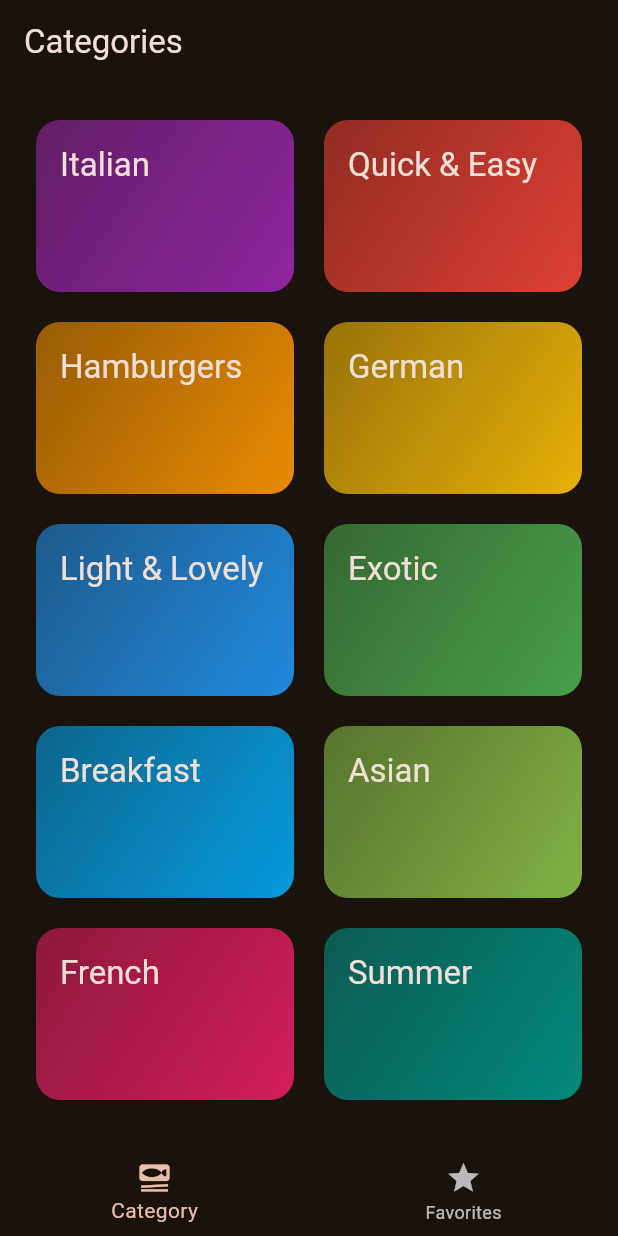
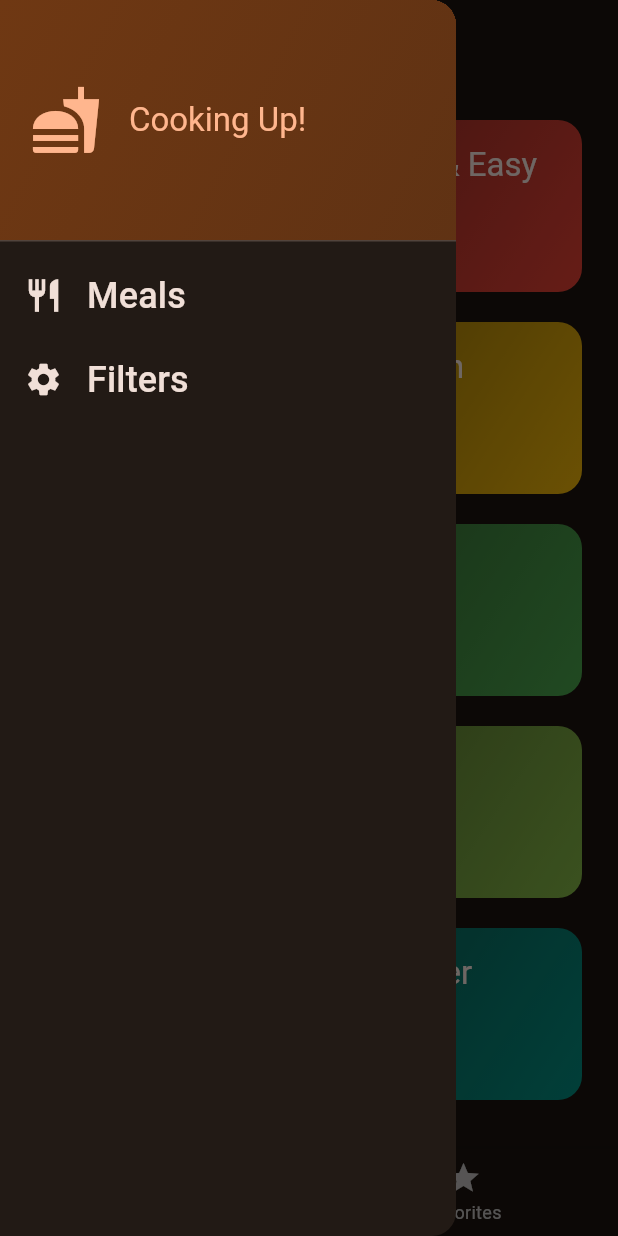
Before and after one commit to PhuwarinIsDeployer/Meals-Application, a Flutter app: the screen it shows after launch, with the side drawer open (before the commit the screen has no drawer), on a phone screen of 412 x 824 dp. Run offline on Flutter 3.47's test engine with Material 3 defaults, Android fonts, the phone set to English and light mode, and no system bars; our stand-ins replace transparent_image.

Commit message:
Update drawer

```diff
--- a/lib/main.dart
+++ b/lib/main.dart
@@ -1,5 +1,4 @@
 import 'package:flutter/material.dart';
-import 'package:flutter_meals_application/screens/categories.dart';
 import 'package:flutter_meals_application/screens/tabs.dart';
 
 final theme = ThemeData(
--- /dev/null
+++ b/lib/widgets/main_drawer.dart
@@ -0,0 +1,76 @@
+import 'package:flutter/material.dart';
+
+class MainDrawer extends StatelessWidget {
+  const MainDrawer({super.key, required this.onSelectScreen});
+
+  final void Function(String identifier) onSelectScreen;
+
+  @override
+  Widget build(BuildContext context) {
+    return Drawer(
+      child: Column(
+        children: [
+          DrawerHeader(
+            padding: const EdgeInsets.all(20),
+            decoration: BoxDecoration(
+              gradient: LinearGradient(colors: [
+                Theme.of(context).colorScheme.primaryContainer,
+                Theme.of(context).colorScheme.primaryContainer.withOpacity(0.8),
+              ], begin: Alignment.topLeft, end: Alignment.bottomRight),
+            ),
+            child: Row(
+              children: [
+                Icon(
+                  Icons.fastfood,
+                  size: 48,
+                  color: Theme.of(context).colorScheme.primary,
+                ),
+                const SizedBox(
+                  width: 18,
+                ),
+                Text(
+                  'Cooking Up!',
+                  style: Theme.of(context).textTheme.titleLarge!.copyWith(
+                        color: Theme.of(context).colorScheme.primary,
+                      ),
+                )
+              ],
+            ),
+          ),
+          ListTile(
+            leading: Icon(
+              Icons.restaurant,
+              size: 26,
+              color: Theme.of(context).colorScheme.onBackground,
+            ),
+            title: Text(
+              'Meals',
+              style: Theme.of(context).textTheme.titleSmall!.copyWith(
+                  color: Theme.of(context).colorScheme.onBackground,
+                  fontSize: 24),
+            ),
+            onTap: () {
+              onSelectScreen('meals');
+            },
+          ),
+          ListTile(
+            leading: Icon(
+              Icons.settings,
+              size: 26,
+              color: Theme.of(context).colorScheme.onBackground,
+            ),
+            title: Text(
+              'Filters',
+              style: Theme.of(context).textTheme.titleSmall!.copyWith(
+                  color: Theme.of(context).colorScheme.onBackground,
+                  fontSize: 24),
+            ),
+            onTap: () {
+              onSelectScreen('filters');
+            },
+          ),
+        ],
+      ),
+    );
+  }
+}
```
Also changed, not shown: lib/screens/filters.dart (added, +128 -0 lines), lib/screens/tabs.dart (+16 -0 lines).
